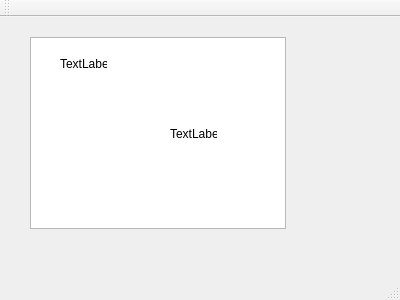
This is My_annuaire/UI/mainwindow.ui in Yedd-Yedd/My_annuaire as Qt 5 draws it before an edit. The edited form follows.
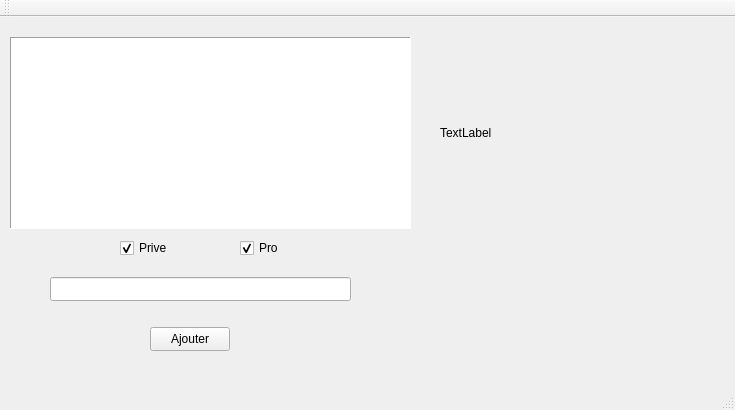
This is the edited form.

Commit message: Debut interface

Diff of the .ui file:
```diff
--- a/My_annuaire/UI/mainwindow.ui
+++ b/My_annuaire/UI/mainwindow.ui
@@ -6,48 +6,114 @@
    <rect>
     <x>0</x>
     <y>0</y>
-    <width>400</width>
-    <height>300</height>
+    <width>735</width>
+    <height>410</height>
    </rect>
   </property>
   <property name="windowTitle">
    <string>MainWindow</string>
   </property>
   <widget class="QWidget" name="centralWidget">
-   <widget class="QListView" name="listView">
+   <widget class="QTableView" name="listContact">
     <property name="geometry">
      <rect>
-      <x>30</x>
+      <x>10</x>
       <y>20</y>
-      <width>256</width>
+      <width>401</width>
       <height>192</height>
      </rect>
     </property>
+    <property name="frameShape">
+     <enum>QFrame::Panel</enum>
+    </property>
+    <property name="editTriggers">
+     <set>QAbstractItemView::NoEditTriggers</set>
+    </property>
+    <property name="alternatingRowColors">
+     <bool>true</bool>
+    </property>
+    <property name="selectionBehavior">
+     <enum>QAbstractItemView::SelectRows</enum>
+    </property>
+    <attribute name="horizontalHeaderCascadingSectionResizes">
+     <bool>false</bool>
+    </attribute>
+    <attribute name="horizontalHeaderMinimumSectionSize">
+     <number>35</number>
+    </attribute>
+    <attribute name="horizontalHeaderDefaultSectionSize">
+     <number>100</number>
+    </attribute>
+    <attribute name="verticalHeaderVisible">
+     <bool>false</bool>
+    </attribute>
    </widget>
    <widget class="QLabel" name="label">
     <property name="geometry">
      <rect>
-      <x>60</x>
-      <y>40</y>
-      <width>47</width>
-      <height>13</height>
+      <x>440</x>
+      <y>30</y>
+      <width>261</width>
+      <height>171</height>
      </rect>
     </property>
     <property name="text">
      <string>TextLabel</string>
     </property>
    </widget>
-   <widget class="QLabel" name="label_2">
+   <widget class="QLineEdit" name="lineEdit">
     <property name="geometry">
      <rect>
-      <x>170</x>
-      <y>110</y>
-      <width>47</width>
-      <height>13</height>
+      <x>50</x>
+      <y>260</y>
+      <width>301</width>
+      <height>24</height>
      </rect>
     </property>
+   </widget>
+   <widget class="QPushButton" name="pushButton_2">
+    <property name="geometry">
+     <rect>
+      <x>150</x>
+      <y>310</y>
+      <width>80</width>
+      <height>24</height>
+     </rect>
+    </property>
     <property name="text">
-     <string>TextLabel</string>
+     <string>Ajouter</string>
+    </property>
+   </widget>
+   <widget class="QCheckBox" name="checkBox">
+    <property name="geometry">
+     <rect>
+      <x>120</x>
+      <y>220</y>
+      <width>78</width>
+      <height>22</height>
+     </rect>
+    </property>
+    <property name="text">
+     <string>Prive</string>
+    </property>
+    <property name="checked">
+     <bool>true</bool>
+    </property>
+   </widget>
+   <widget class="QCheckBox" name="checkBox_2">
+    <property name="geometry">
+     <rect>
+      <x>240</x>
+      <y>220</y>
+      <width>78</width>
+      <height>22</height>
+     </rect>
+    </property>
+    <property name="text">
+     <string>Pro</string>
+    </property>
+    <property name="checked">
+     <bool>true</bool>
     </property>
    </widget>
   </widget>
```
Left out of the diff: 4 changed lines with no effect on the pictures. The commit also changes 1 other file.
